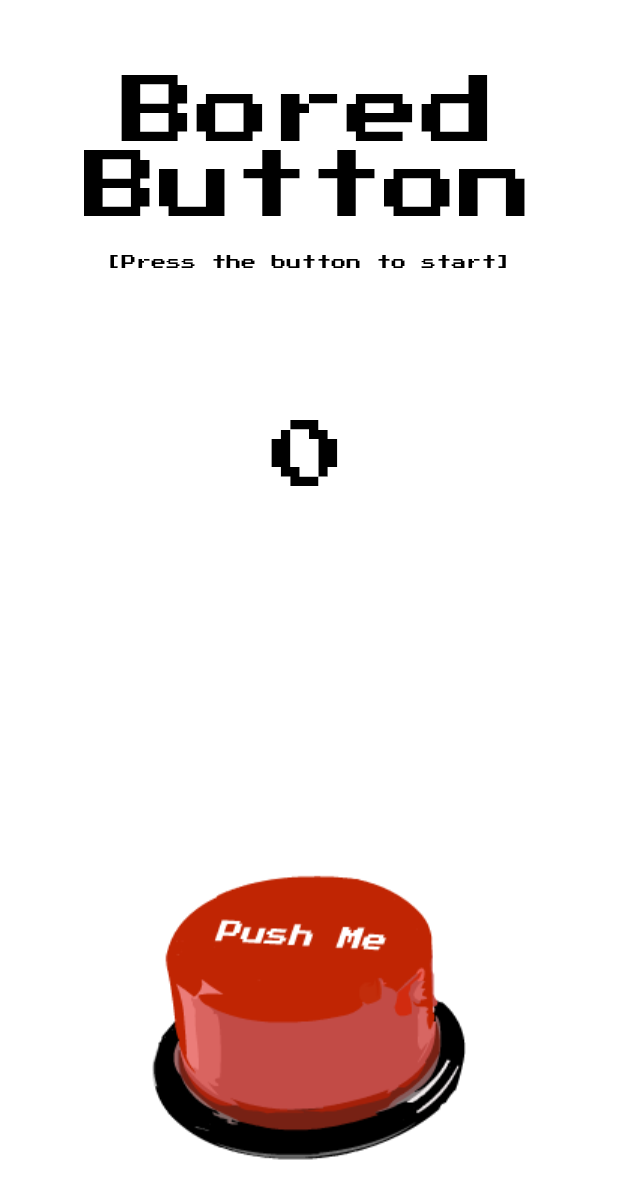
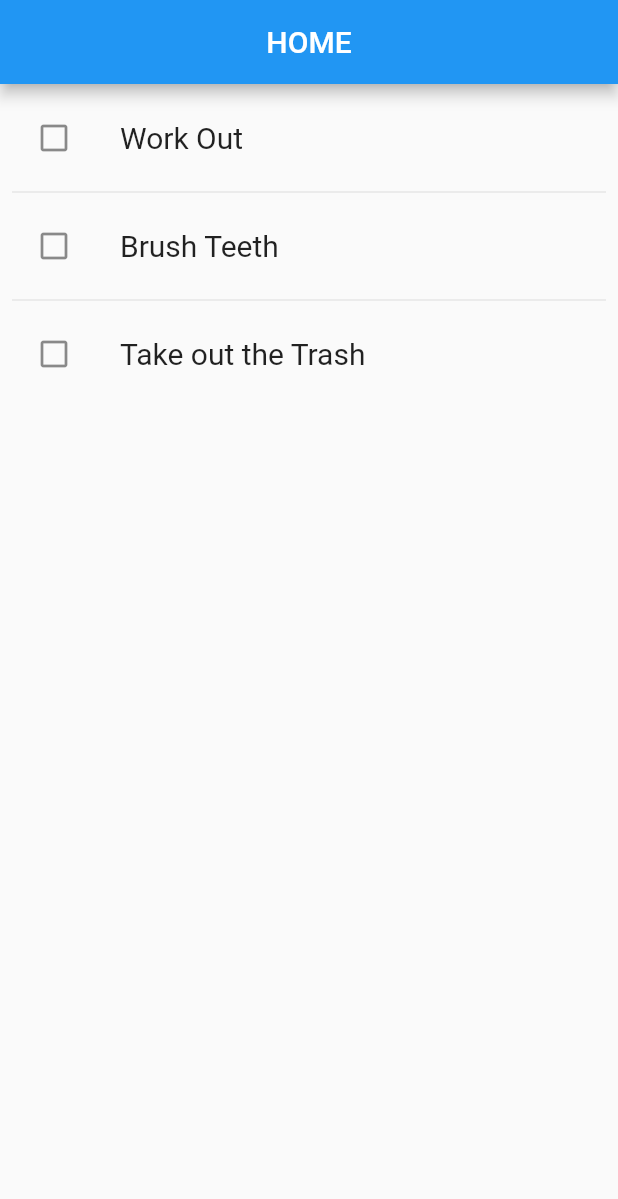
Before and after one commit to kalpit56/Dopamine-Machine, a Flutter app: the screen it shows after launch, on a phone screen of 412 x 824 dp. Shown: the top 1199 px of the screen. Run offline on Flutter 3.47's test engine with Material 2 defaults, Android fonts, the phone set to English and light mode, and no system bars.

Commit message:
added simple to do list

```diff
--- a/lib/screens/home_screen.dart
+++ b/lib/screens/home_screen.dart
@@ -1,6 +1,4 @@
 import 'package:flutter/material.dart';
-import 'package:google_fonts/google_fonts.dart';
-
 
 class HomeScreen extends StatefulWidget {
   @override
@@ -23,57 +21,41 @@ class _HomeScreenState extends State<HomeScreen> {
   @override
   Widget build(BuildContext context) {
     return Scaffold(
-      body: Container(
-        padding: EdgeInsets.symmetric(vertical: 50.0, horizontal: 30.0),
-        alignment: Alignment.center,
-        color: Colors.white,
-        child: Column(
-          children: [
-            Text(
-              "Bored Button",
-              textAlign: TextAlign.center,
-              style: GoogleFonts.pressStart2p(
-                color: Colors.black,
-                fontSize: 50.0,
-              ),
-            ),
-            SizedBox(height: 20.0),
-            Text(
-              "[Press the button to start]",
-              style: GoogleFonts.pressStart2p(
-                color: Colors.black,
-                fontSize: 10.0,
-              ),
-            ),
-            SizedBox(height: 100.0),
-            Text(
-              '$counter',
-              style: GoogleFonts.pressStart2p(
-                color: Colors.black,
-                fontSize: 50.0,
-              ),
-            ),
-            Spacer(),
-            GestureDetector(
-              child: img,
+      appBar: AppBar(
+        title: const Text("HOME"),
+        centerTitle: true,
+      ),
+      body: _buildList(),
+    );
+  }
 
-              onTapDown: (tap) {
-                setState(() {
-                  // when it is pressed
-                  img = imgDown;
-                  counter++;
-                });
-              },
-              onTapUp: (tap) {
-                setState(() {
-                  // when it is released
-                  img = imgUp;
-                });
-              },
-            )
-          ],
-        ),
-      ),
+  List<String> _todoList = ["Work Out", "Brush Teeth", "Take out the Trash"];
+  Set<String> _done = Set<String>();
+
+  Widget _buildList() {
+    return ListView.separated(
+        itemCount: _todoList.length,
+        separatorBuilder: (BuildContext context, int index) => Divider(),
+        padding: const EdgeInsets.all(8),
+        itemBuilder: (context, item) {
+          return _buildRow(_todoList[item]);
+        });
+  }
+
+  Widget _buildRow(String todo) {
+    final alreadyDone = _done.contains(todo);
+    return ListTile(
+      leading: Icon(alreadyDone ? Icons.check_box : Icons.check_box_outline_blank),
+      title: Text(todo, style: TextStyle(fontSize: 20.0)),
+      onTap: () {
+        setState(() {
+          if(alreadyDone){
+            _done.remove(todo);
+          } else {
+            _done.add(todo);
+          }
+        });
+      }
     );
   }
 }
--- a/pubspec.yaml
+++ b/pubspec.yaml
@@ -13,6 +13,7 @@ dependencies:
   flutter:
     sdk: flutter
   google_fonts:
+  grouped_list: ^3.5.0
 
 
   cupertino_icons: ^0.1.3
```
Also changed, not shown: pubspec.lock.
